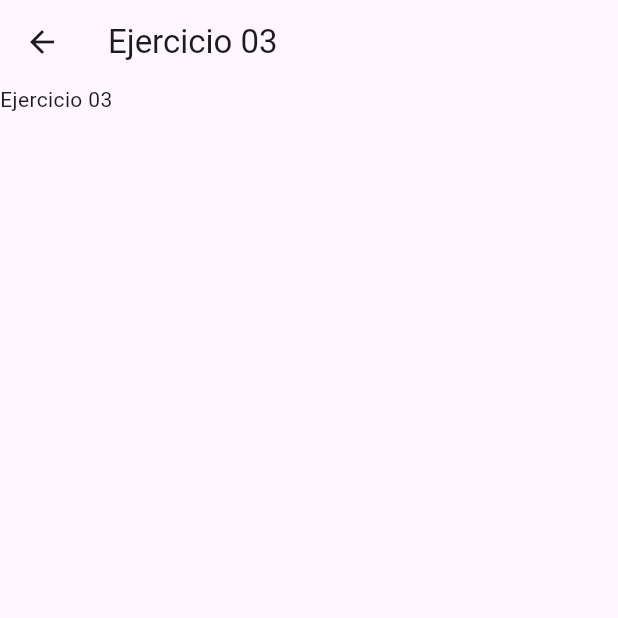
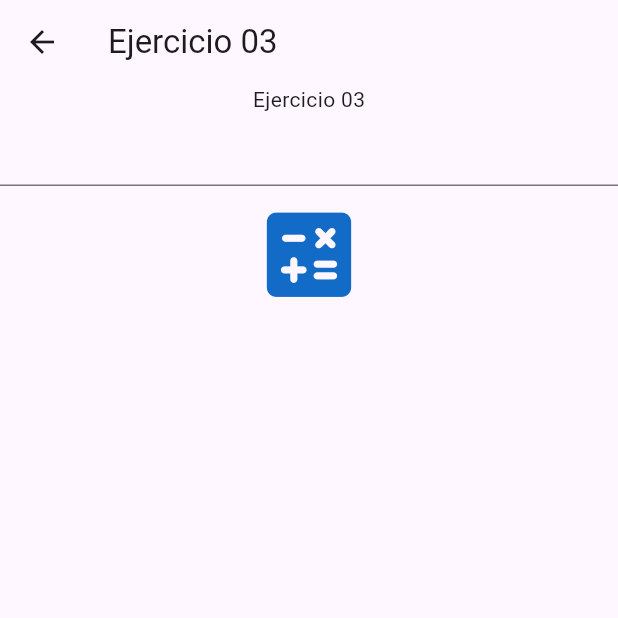
Before and after one commit to jritsqmet/mov3-temp-ves, a Flutter app: the Ejercicio03 screen opened directly, on a phone screen of 412 x 824 dp, the top half of it. Run offline on Flutter 3.47's test engine with Material 3 defaults, Android fonts, the phone set to English and light mode, and no system bars.

Commit message:
ejercicio dolar

```diff
--- a/lib/screens/ejercicio03.dart
+++ b/lib/screens/ejercicio03.dart
@@ -9,7 +9,45 @@ class Ejercicio03 extends StatelessWidget {
       appBar: AppBar(
         title: Text("Ejercicio 03"),
       ),
-      body: Text("Ejercicio 03")
+      body: Column(
+        children: [
+            Text("Ejercicio 03"),
+            dolar_input(),
+            calcular_btn(context)
+        ],
+      )
     );
   }
 }
+
+TextEditingController _dolar = TextEditingController();
+Widget dolar_input(){
+  return TextField(
+    controller: _dolar,
+  );
+}
+
+Widget calcular_btn(context){
+  return IconButton(onPressed: ()=>calcular(context),
+  icon: Icon(Icons.calculate_rounded, size: 75, color: Color.fromRGBO(18, 108, 199, 1),)
+  );
+}
+
+void calcular(context){
+  showDialog(context: context, builder: (context){
+    return AlertDialog(
+      title: Text("Respuesta"),
+      content: Text(transformacion(), style: TextStyle(fontSize: 20),),
+    );
+  });
+}
+
+
+String transformacion(){
+  double dolar = double.parse(_dolar.text);
+
+  double euro = dolar * 0.95;
+  double yen = dolar * 127.9;
+
+  return "$dolar USD en euros es $euro \n$dolar en yenes es $yen ";
+}
```
